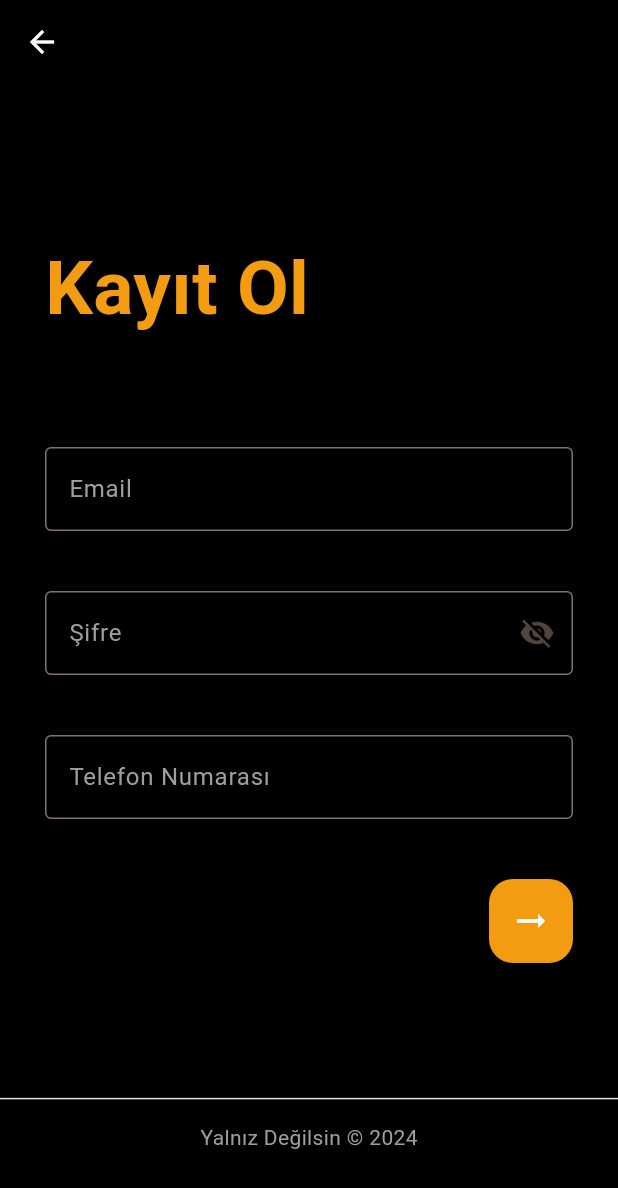
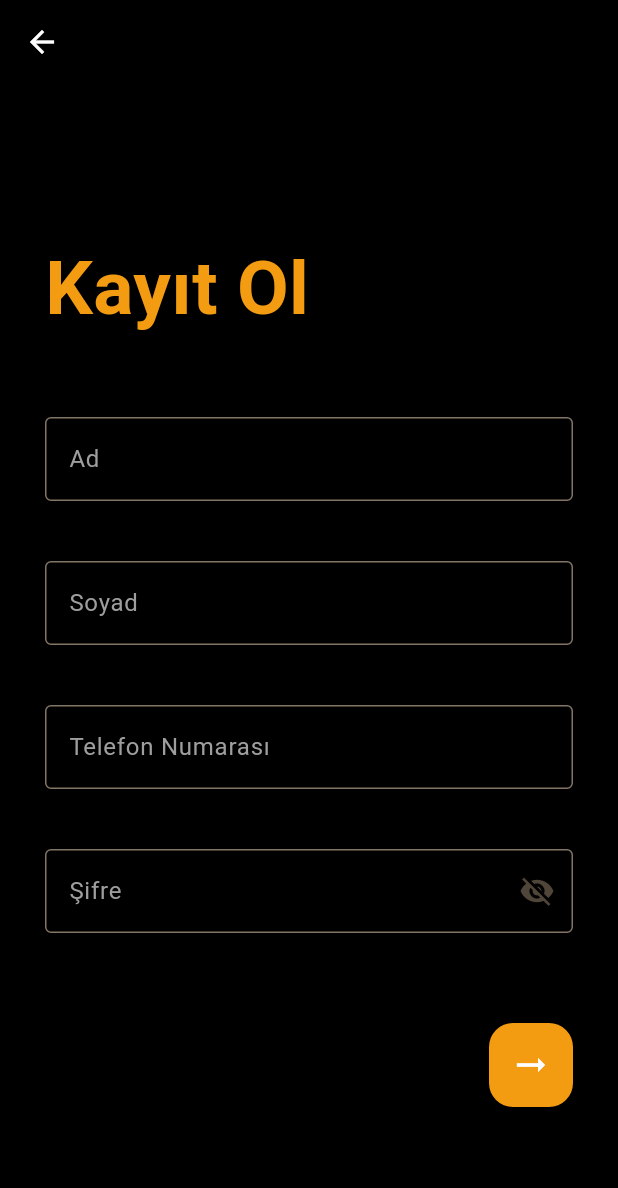
Before and after one commit to doguclks/YalnizDegilsin_Mobile_App_Project, a Flutter app: the Register screen opened directly, on a phone screen of 412 x 824 dp. Shown: the top 1188 px of the screen. Run offline on Flutter 3.47's test engine with Material 3 defaults, Android fonts, the phone set to English and light mode, and no system bars; our stand-ins replace cloud_firestore, firebase_auth, firebase_core; missing offline and left inert: page_animation_transition; accounts and stored records are empty.

Commit message:
version 5 register&login

```diff
--- a/lib/main.dart
+++ b/lib/main.dart
@@ -28,7 +28,7 @@ class MyApp extends StatelessWidget {
         appBarTheme: AppBarTheme(
             color: Colors.black,
             iconTheme: IconThemeData(color: AppColors.textColor)),
-        colorScheme: ColorScheme.fromSeed(seedColor: Colors.deepOrange),
+        colorScheme: ColorScheme.fromSeed(seedColor: AppColors.primaryColor),
         scaffoldBackgroundColor: Colors.black,
         inputDecorationTheme: InputDecorationTheme(
             labelStyle: TextStyle(color: AppColors.textColor),
--- a/lib/pages/register.dart
+++ b/lib/pages/register.dart
@@ -1,6 +1,7 @@
 import 'package:app/colors/colors.dart';
 import 'package:app/components/footer.dart';
 import 'package:app/pages/sms_verification.dart';
+import 'package:app/services/register_w_phoneNumber.dart';
 import 'package:app/widgets/circle_button_widget.dart';
 import 'package:app/widgets/text_field_widget.dart';
 import 'package:flutter/material.dart';
@@ -8,13 +9,36 @@ import 'package:page_animation_transition/animations/fade_animation_transition.d
 import 'package:page_animation_transition/page_animation_transition.dart';
 
 class Register extends StatelessWidget {
-  const Register({super.key});
+  Register({super.key});
   final String headingTitle = "Kayıt Ol";
 
   @override
   Widget build(BuildContext context) {
+    // TextEditing Degiskenleri
+
+    final TextEditingController _nameController = TextEditingController();
+    final TextEditingController _surnameController = TextEditingController();
+    final TextEditingController _phoneNumberController =
+        TextEditingController();
+    final TextEditingController _passwordController = TextEditingController();
+
+    // Firebase degiskenleri
+
+    String? vericiationId;
+
+    // Size degiskenleri
+
     final double height = MediaQuery.of(context).size.height;
     final double footerHeight = height * 0.1;
+
+    // Kayıt olma fonksiyonu
+    Future<void> registerUser() async {
+      String phone = _phoneNumberController.text.trim();
+      String password = _passwordController.text.trim();
+      String? verificationId = await registerWithPhoneNumber(phone, password);
+    }
+
+    // Kayıt olma sayfası
     return Scaffold(
       appBar: AppBar(),
       body: SingleChildScrollView(
@@ -38,41 +62,52 @@ class Register extends StatelessWidget {
             const SizedBox(
               height: 50,
             ),
-            const Padding(
-              padding:
-                  EdgeInsets.only(top: 20, left: 30, right: 30, bottom: 20),
+            Padding(
+              padding: EdgeInsets.only(left: 30, right: 30, bottom: 20),
               child: TextFieldWidget(
-                hintText: 'Email',
-                keyboardType: TextInputType.emailAddress,
-              ),
+                  hintText: 'Ad',
+                  keyboardType: TextInputType.text,
+                  controller: _nameController),
             ),
-            const Padding(
-              padding:
-                  EdgeInsets.only(top: 20, left: 30, right: 30, bottom: 20),
+            EmptyBox(),
+            Padding(
+              padding: EdgeInsets.only(left: 30, right: 30, bottom: 20),
               child: TextFieldWidget(
+                  hintText: 'Soyad',
+                  keyboardType: TextInputType.text,
+                  controller: _surnameController),
+            ),
+            EmptyBox(),
+            Padding(
+              padding: EdgeInsets.only(left: 30, right: 30, bottom: 20),
+              child: TextFieldWidget(
+                  controller: _phoneNumberController,
+                  hintText: 'Telefon Numarası',
+                  keyboardType: TextInputType.phone),
+            ),
+            EmptyBox(),
+            Padding(
+              padding: EdgeInsets.only(left: 30, right: 30, bottom: 20),
+              child: TextFieldWidget(
+                controller: _passwordController,
                 hintText: 'Şifre',
                 keyboardType: TextInputType.text,
                 isPassword: true,
               ),
             ),
-            const SizedBox(height: 20),
-            const Padding(
-              padding: EdgeInsets.only(left: 30, right: 30, bottom: 20),
-              child: TextFieldWidget(
-                  hintText: 'Telefon Numarası',
-                  keyboardType: TextInputType.phone),
-            ),
-            const SizedBox(
-              height: 20,
-            ),
+            EmptyBox(),
+            EmptyBox(),
             Padding(
               padding: const EdgeInsets.only(right: 30),
               child: Row(
                 mainAxisAlignment: MainAxisAlignment.end,
                 children: [
                   LoginFab(onPressed: () {
+                    registerUser();
                     Navigator.of(context).push(PageAnimationTransition(
-                        page: const SmsVerificationPage(),
+                        page: SmsVerificationPage(
+                          verificationId: vericiationId!,
+                        ),
                         pageAnimationType: FadeAnimationTransition()));
                   }),
                 ],
@@ -86,8 +121,13 @@ class Register extends StatelessWidget {
       ),
     );
   }
+
+  SizedBox EmptyBox() => SizedBox(
+        height: 20,
+      );
 }
 
+// Kayıt olma text widget'ı
 class RegisterText extends StatelessWidget {
   const RegisterText(
       {super.key, required this.headingTitle, required this.fontsize});
--- a/lib/widgets/text_field_widget.dart
+++ b/lib/widgets/text_field_widget.dart
@@ -6,12 +6,14 @@ class TextFieldWidget extends StatefulWidget {
     super.key,
     required this.hintText,
     required this.keyboardType,
+    required this.controller,
     this.isPassword = false,
   });
 
   final String hintText;
   final TextInputType keyboardType;
   final bool isPassword;
+  final TextEditingController? controller;
 
   @override
   State<TextFieldWidget> createState() => _TextFieldWidgetState();
@@ -23,6 +25,7 @@ class _TextFieldWidgetState extends State<TextFieldWidget> {
   @override
   Widget build(BuildContext context) {
     return TextField(
+      controller: widget.controller,
       style: TextStyle(color: AppColors.textColor),
       keyboardType: widget.keyboardType,
       obscureText: widget.isPassword ? _obscureText : false,
--- a/pubspec.yaml
+++ b/pubspec.yaml
@@ -36,6 +36,8 @@ dependencies:
   cupertino_icons: ^1.0.8
   page_animation_transition: ^1.0.0
   firebase_core: ^3.8.1
+  firebase_auth: ^5.3.4
+  cloud_firestore: ^5.5.1
 
 dev_dependencies:
   flutter_test:
```
Also changed, not shown: lib/pages/login.dart (+10 -6 lines), lib/pages/sms_verification.dart (+51 -47 lines), lib/services/register_w_phoneNumber.dart (added, +65 -0 lines), pubspec.lock, 4 other files.
